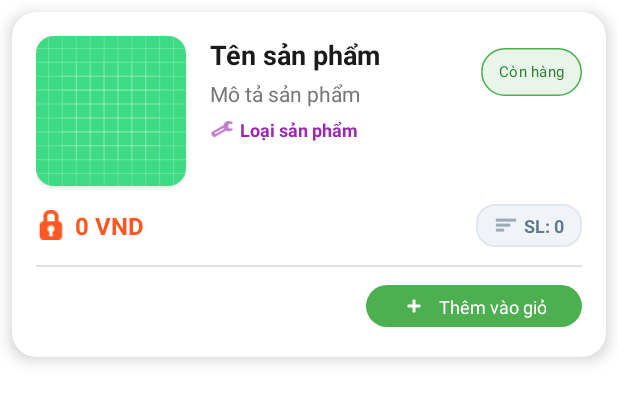
After one commit to duoc2510/Building_Management, an Android app: the layout item_product.xml on its own in the app's theme, with its tools: preview values and no code run, on a phone screen of 412 x 824 dp. The commit adds this screen. Shown: the top 402 px of the screen. Run offline under Robolectric (Android 15) with nearby library versions, the phone set to English and light mode, and no system bars.

Commit message:
xong phần view detail product

```diff
--- a/app/src/main/java/com/app/buildingmanagement/ProductDetailActivity.kt
+++ b/app/src/main/java/com/app/buildingmanagement/ProductDetailActivity.kt
@@ -1,12 +1,15 @@
 package com.app.buildingmanagement
 
+import ImagePagerAdapter
 import android.os.Bundle
 import android.widget.TextView
 import android.widget.RatingBar
 import com.google.android.material.chip.Chip
 import androidx.appcompat.app.AppCompatActivity
 import com.app.buildingmanagement.model.Product
-
+import android.widget.ImageView
+import androidx.viewpager2.widget.ViewPager2
+import com.bumptech.glide.Glide
 class ProductDetailActivity : AppCompatActivity() {
     override fun onCreate(savedInstanceState: Bundle?) {
         super.onCreate(savedInstanceState)
@@ -28,8 +31,9 @@ class ProductDetailActivity : AppCompatActivity() {
         // Set rating if you have it in Product (currently not present)
         findViewById<RatingBar>(R.id.ratingBar).rating = 4.5f // Or use product.rating if available
         findViewById<TextView>(R.id.ratingText).text = "4.5 (128 đánh giá)" // Update if dynamic
+        val imageUrls = listOf(product.imageUrl) // Wrap single URL in a list
+        val viewPager = findViewById<ViewPager2>(R.id.imageViewPager)
+        viewPager.adapter = ImagePagerAdapter(imageUrls)
 
-        // If you want to load image(s), use Glide or similar with imageViewPager
-        // Example: Glide.with(this).load(product.imageUrl).into(imageView)
     }
 }
--- /dev/null
+++ b/app/src/main/java/com/app/buildingmanagement/adapter/ImagePagerAdapter.kt
@@ -0,0 +1,27 @@
+import android.view.LayoutInflater
+import android.view.View
+import android.view.ViewGroup
+import android.widget.ImageView
+import androidx.recyclerview.widget.RecyclerView
+import com.bumptech.glide.Glide
+import com.app.buildingmanagement.R
+
+class ImagePagerAdapter(private val imageUrls: List<String>) : RecyclerView.Adapter<ImagePagerAdapter.ImageViewHolder>() {
+    class ImageViewHolder(itemView: View) : RecyclerView.ViewHolder(itemView) {
+        val imageView: ImageView = itemView.findViewById(R.id.pagerImage)
+    }
+
+    override fun onCreateViewHolder(parent: ViewGroup, viewType: Int): ImageViewHolder {
+        val view = LayoutInflater.from(parent.context).inflate(R.layout.item_image_pager, parent, false)
+        return ImageViewHolder(view)
+    }
+
+    override fun onBindViewHolder(holder: ImageViewHolder, position: Int) {
+        Glide.with(holder.imageView.context)
+            .load(imageUrls[position])
+            .placeholder(R.drawable.ic_launcher_background)
+            .into(holder.imageView)
+    }
+
+    override fun getItemCount() = imageUrls.size
+}
--- a/app/src/main/java/com/app/buildingmanagement/adapter/ProductAdapter.kt
+++ b/app/src/main/java/com/app/buildingmanagement/adapter/ProductAdapter.kt
@@ -33,7 +33,7 @@ class ProductAdapter(
 
     override fun onCreateViewHolder(parent: ViewGroup, viewType: Int): ProductViewHolder {
         val view = LayoutInflater.from(parent.context)
-            .inflate(R.layout.item_product_admin, parent, false)
+            .inflate(R.layout.item_product, parent, false)
         return ProductViewHolder(view)
     }
 
--- a/app/src/main/java/com/app/buildingmanagement/adapter/ProductAdapterAdmin.kt
+++ b/app/src/main/java/com/app/buildingmanagement/adapter/ProductAdapterAdmin.kt
@@ -50,12 +50,12 @@ class ProductAdapterAdmin(
             .load(product.imageUrl)
             .placeholder(R.drawable.ic_launcher_background)
             .into(holder.image)
-        holder.itemView.setOnClickListener {
-            val context = holder.itemView.context
-            val intent = Intent(context, ProductDetailActivity::class.java)
-            intent.putExtra("product", product)
-            context.startActivity(intent)
-        }
+//        holder.itemView.setOnClickListener {
+//            val context = holder.itemView.context
+//            val intent = Intent(context, ProductDetailActivity::class.java)
+//            intent.putExtra("product", product)
+//            context.startActivity(intent)
+//        }
         holder.btnUpdate.setOnClickListener {
             onUpdateClick?.invoke(product)
         }
--- /dev/null
+++ b/app/src/main/res/layout/item_image_pager.xml
@@ -0,0 +1,10 @@
+<?xml version="1.0" encoding="utf-8"?>
+<FrameLayout xmlns:android="http://schemas.android.com/apk/res/android"
+    android:layout_width="match_parent"
+    android:layout_height="match_parent">
+    <ImageView
+        android:id="@+id/pagerImage"
+        android:layout_width="match_parent"
+        android:layout_height="match_parent"
+        android:scaleType="centerCrop"/>
+</FrameLayout>
--- /dev/null
+++ b/app/src/main/res/layout/item_product.xml
@@ -0,0 +1,219 @@
+<?xml version="1.0" encoding="utf-8"?>
+<com.google.android.material.card.MaterialCardView
+    xmlns:android="http://schemas.android.com/apk/res/android"
+    xmlns:app="http://schemas.android.com/apk/res-auto"
+    android:layout_width="match_parent"
+    android:layout_height="wrap_content"
+    android:layout_margin="8dp"
+    app:cardCornerRadius="16dp"
+    app:cardElevation="6dp"
+    app:cardBackgroundColor="@android:color/white"
+    android:clickable="true"
+    android:focusable="true"
+    android:foreground="?android:attr/selectableItemBackground">
+
+    <androidx.constraintlayout.widget.ConstraintLayout
+        android:layout_width="match_parent"
+        android:layout_height="wrap_content"
+        android:padding="16dp">
+
+        <!-- Hình ảnh sản phẩm với bo góc -->
+        <com.google.android.material.card.MaterialCardView
+            android:id="@+id/imageCard"
+            android:layout_width="100dp"
+            android:layout_height="100dp"
+            app:cardCornerRadius="12dp"
+            app:cardElevation="2dp"
+            app:layout_constraintStart_toStartOf="parent"
+            app:layout_constraintTop_toTopOf="parent">
+
+            <ImageView
+                android:id="@+id/productImage"
+                android:layout_width="match_parent"
+                android:layout_height="match_parent"
+                android:scaleType="centerCrop"
+                android:src="@drawable/ic_launcher_background"
+                android:contentDescription="Product Image" />
+
+        </com.google.android.material.card.MaterialCardView>
+
+        <!-- Tên sản phẩm -->
+        <TextView
+            android:id="@+id/productName"
+            android:layout_width="0dp"
+            android:layout_height="wrap_content"
+            android:layout_marginStart="16dp"
+            android:layout_marginEnd="16dp"
+            android:text="Tên sản phẩm"
+            android:textSize="18sp"
+            android:textStyle="bold"
+            android:textColor="#1A1A1A"
+            android:maxLines="2"
+            android:ellipsize="end"
+            app:layout_constraintStart_toEndOf="@id/imageCard"
+            app:layout_constraintTop_toTopOf="@id/imageCard"
+            app:layout_constraintEnd_toStartOf="@id/statusChip" />
+
+        <!-- Chip trạng thái -->
+        <com.google.android.material.chip.Chip
+            android:id="@+id/statusChip"
+            android:layout_width="wrap_content"
+            android:layout_height="wrap_content"
+            android:text="Còn hàng"
+            android:textSize="10sp"
+            app:chipBackgroundColor="#E8F5E8"
+            app:chipStrokeColor="#4CAF50"
+            app:chipStrokeWidth="1dp"
+            android:textColor="#2E7D32"
+            app:layout_constraintEnd_toEndOf="parent"
+            app:layout_constraintTop_toTopOf="@id/imageCard" />
+
+        <!-- Mô tả sản phẩm -->
+        <TextView
+            android:id="@+id/productDescription"
+            android:layout_width="0dp"
+            android:layout_height="wrap_content"
+            android:layout_marginStart="16dp"
+            android:layout_marginTop="4dp"
+            android:layout_marginEnd="16dp"
+            android:text="Mô tả sản phẩm"
+            android:textSize="14sp"
+            android:textColor="#757575"
+            android:maxLines="2"
+            android:ellipsize="end"
+            app:layout_constraintStart_toEndOf="@id/imageCard"
+            app:layout_constraintTop_toBottomOf="@id/productName"
+            app:layout_constraintEnd_toEndOf="parent" />
+
+        <!-- Loại sản phẩm với icon -->
+        <LinearLayout
+            android:id="@+id/typeLayout"
+            android:layout_width="0dp"
+            android:layout_height="wrap_content"
+            android:layout_marginStart="16dp"
+            android:layout_marginTop="6dp"
+            android:orientation="horizontal"
+            android:gravity="center_vertical"
+            app:layout_constraintStart_toEndOf="@id/imageCard"
+            app:layout_constraintTop_toBottomOf="@id/productDescription">
+
+            <ImageView
+                android:layout_width="16dp"
+                android:layout_height="16dp"
+                android:src="@android:drawable/ic_menu_manage"
+                android:layout_marginEnd="4dp"
+                app:tint="#9C27B0" />
+
+            <TextView
+                android:id="@+id/productType"
+                android:layout_width="wrap_content"
+                android:layout_height="wrap_content"
+                android:text="Loại sản phẩm"
+                android:textSize="12sp"
+                android:textColor="#9C27B0"
+                android:textStyle="bold" />
+
+        </LinearLayout>
+
+        <!-- Giá và số lượng -->
+        <LinearLayout
+            android:id="@+id/priceQuantityLayout"
+            android:layout_width="match_parent"
+            android:layout_height="wrap_content"
+            android:layout_marginTop="12dp"
+            android:orientation="horizontal"
+            android:gravity="center_vertical"
+            app:layout_constraintTop_toBottomOf="@id/imageCard"
+            app:layout_constraintStart_toStartOf="parent">
+
+            <!-- Giá sản phẩm -->
+            <LinearLayout
+                android:layout_width="0dp"
+                android:layout_height="wrap_content"
+                android:layout_weight="1"
+                android:orientation="horizontal"
+                android:gravity="center_vertical">
+
+                <ImageView
+                    android:layout_width="20dp"
+                    android:layout_height="20dp"
+                    android:src="@android:drawable/ic_secure"
+                    android:layout_marginEnd="6dp"
+                    app:tint="#FF5722" />
+
+                <TextView
+                    android:id="@+id/productPrice"
+                    android:layout_width="wrap_content"
+                    android:layout_height="wrap_content"
+                    android:text="0 VND"
+                    android:textSize="16sp"
+                    android:textStyle="bold"
+                    android:textColor="#FF5722" />
+
+            </LinearLayout>
+
+            <!-- Số lượng -->
+            <LinearLayout
+                android:layout_width="wrap_content"
+                android:layout_height="wrap_content"
+                android:orientation="horizontal"
+                android:gravity="center_vertical"
+                android:background="@drawable/quantity_background"
+                android:paddingHorizontal="12dp"
+                android:paddingVertical="6dp">
+
+                <ImageView
+                    android:layout_width="16dp"
+                    android:layout_height="16dp"
+                    android:src="@android:drawable/ic_menu_sort_by_size"
+                    android:layout_marginEnd="4dp"
+                    app:tint="#607D8B" />
+
+                <TextView
+                    android:id="@+id/productQuantity"
+                    android:layout_width="wrap_content"
+                    android:layout_height="wrap_content"
+                    android:text="SL: 0"
+                    android:textSize="12sp"
+                    android:textColor="#607D8B"
+                    android:textStyle="bold" />
+
+            </LinearLayout>
+
+        </LinearLayout>
+
+        <!-- Divider và action buttons -->
+        <View
+            android:id="@+id/divider"
+            android:layout_width="match_parent"
+            android:layout_height="1dp"
+            android:layout_marginTop="12dp"
+            android:background="#E0E0E0"
+            app:layout_constraintTop_toBottomOf="@id/priceQuantityLayout" />
+
+        <!-- Action buttons -->
+        <LinearLayout
+            android:layout_width="match_parent"
+            android:layout_height="wrap_content"
+            android:layout_marginTop="8dp"
+            android:orientation="horizontal"
+            android:gravity="end"
+            app:layout_constraintTop_toBottomOf="@id/divider">
+
+
+            <com.google.android.material.button.MaterialButton
+                android:id="@+id/btnAddToCart"
+                style="@style/Widget.Material3.Button.UnelevatedButton"
+                android:layout_width="wrap_content"
+                android:layout_height="36dp"
+                android:text="Thêm vào giỏ"
+                android:textSize="12sp"
+                app:icon="@android:drawable/ic_input_add"
+                app:iconSize="16dp"
+                app:backgroundTint="#4CAF50" />
+
+        </LinearLayout>
+
+    </androidx.constraintlayout.widget.ConstraintLayout>
+
+</com.google.android.material.card.MaterialCardView>
```
